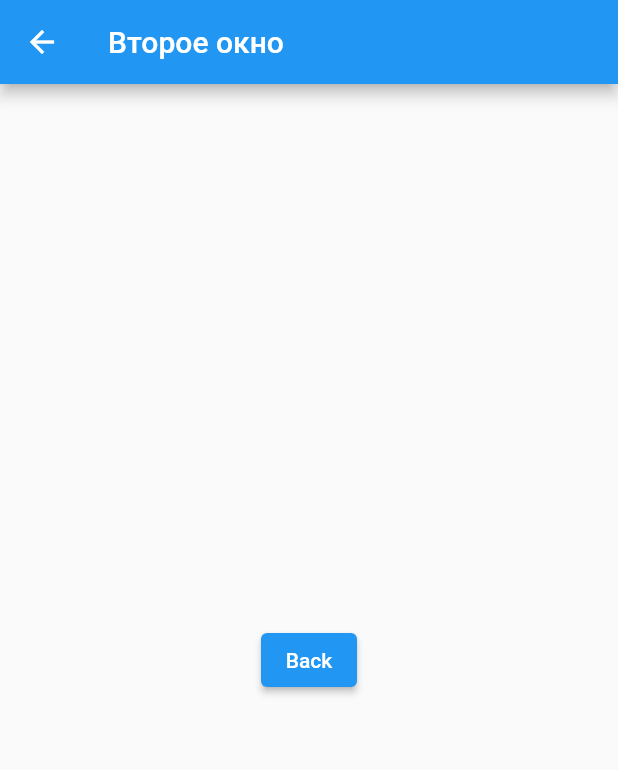
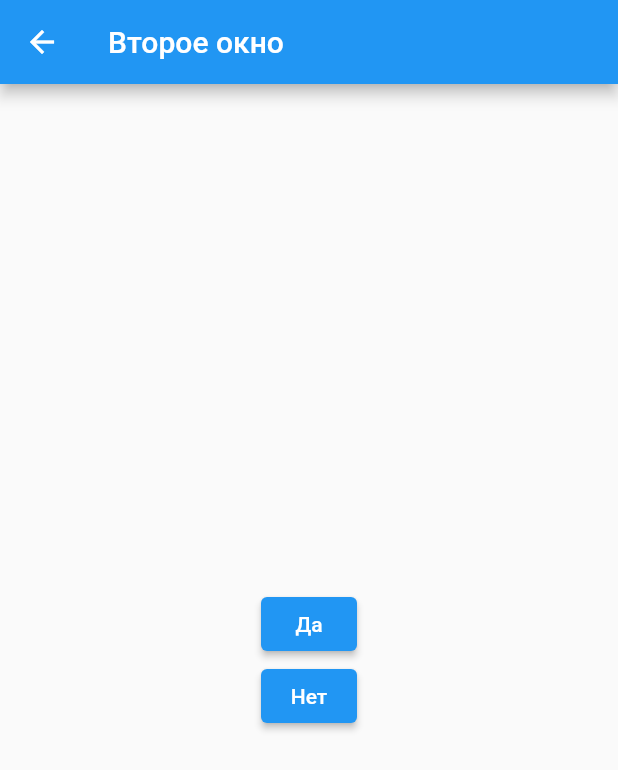
Before and after one commit to Rgl-RogueLike/PI2002Haritonov, a Flutter app: the SecondScreen screen opened directly, on a phone screen of 412 x 824 dp. Shown: the top 770 px of the screen. Run offline on Flutter 3.47's test engine with Material 2 defaults, Android fonts, the phone set to English and light mode, and no system bars.

Commit message:
7 Лабораторная работа

```diff
--- a/lib/main.dart
+++ b/lib/main.dart
@@ -6,12 +6,12 @@ class MainScreen extends StatelessWidget {
   @override
   Widget build(BuildContext context) {
     return Scaffold(
-      appBar: AppBar(title: const Text('Главное окно')),
+      appBar: AppBar(title: const Text('Возвращение значения')),
       body: Center(child: ElevatedButton(
         onPressed: (){
           Navigator.push(context, MaterialPageRoute(builder: (context) => const SecondScreen()));
         },
-        child: const Text('Открыть второе окно')
+        child: const Text('приступить к выбору')
       ))
     );
   }
@@ -24,19 +24,46 @@ class SecondScreen extends StatelessWidget {
   Widget build(BuildContext context) {
     return Scaffold(
       appBar: AppBar(title: const Text('Второе окно')),
-      body: Center(child: ElevatedButton(
-        onPressed: (){
-          Navigator.pop(context);
-        },
-        child: const Text('Back'),
-      ),),
+      body: Center(
+        child:
+        Column(
+          mainAxisAlignment: MainAxisAlignment.center,
+          children: [
+            ElevatedButton(
+              onPressed: (){
+                Navigator.pop(context);
+                ScaffoldMessenger.of(context).showSnackBar(
+                  const SnackBar(
+                    content: Text('Да!'),
+                    )
+                  );
+              },
+            child: const Text('Да'),
+            ),
+            ElevatedButton(
+              onPressed: (){
+                Navigator.pop(context);
+                ScaffoldMessenger.of(context).showSnackBar(
+                  const SnackBar(
+                    content: Text('Нет!'),
+                    )
+                  );
+              },
+              child: const Text('Нет'),
+            ),
+          ],
+        ),
+      ),
     );
   }
 }
 
 void main() {
-  runApp(const MaterialApp(
-    home: MainScreen(),
-  )
-  );
+  runApp(MaterialApp(
+    initialRoute: '/',
+    routes: {
+      '/':(BuildContext context) => const MainScreen(),
+      '/second':(BuildContext context) => const SecondScreen()
+    }
+  ));
 }
--- a/pubspec.yaml
+++ b/pubspec.yaml
@@ -19,7 +19,7 @@ publish_to: 'none' # Remove this line if you wish to publish to pub.dev
 version: 1.0.0+1
 
 environment:
-  sdk: '>=3.0.0-308.0.dev <4.0.0'
+  sdk: '>=2.19.6 <3.0.0'
 
 # Dependencies specify other packages that your package needs in order to work.
 # To automatically upgrade your package dependencies to the latest versions
```
Also changed, not shown: pubspec.lock, 1 other file.
